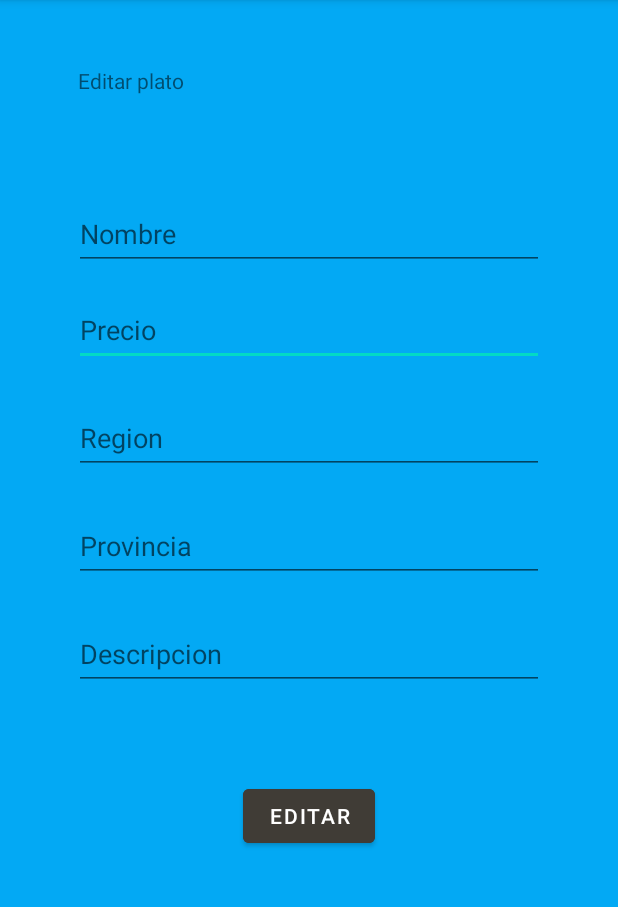
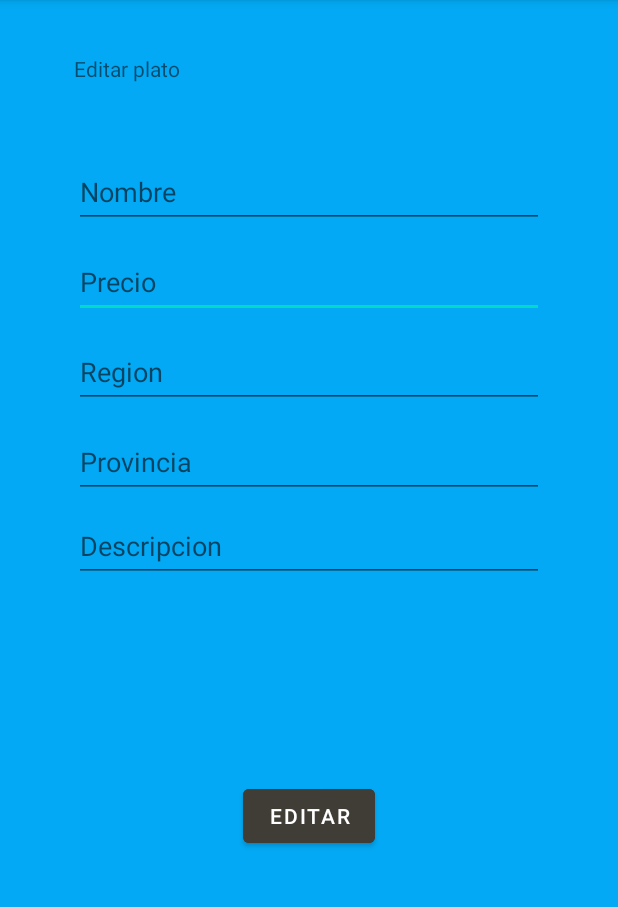
Before and after one commit to Aplicaciones-Moviles-2022-A-Comp/mc-guanoluisa-herrera-henry-david1, an Android app: the EditarPlato screen opened directly, with no data from a screen before it, on a phone screen of 412 x 824 dp, the part 84-991 px from its top. Run offline under Robolectric (Android 15) with nearby library versions, the phone set to English and light mode, and no system bars.

Commit message:
update app

```diff
--- a/ExamenPrimerBimestre/app/src/main/java/com/example/examenprimerbimestre/BIngrediente.kt
+++ b/ExamenPrimerBimestre/app/src/main/java/com/example/examenprimerbimestre/BIngrediente.kt
@@ -45,8 +45,8 @@ class BIngrediente(
     }
 
     override fun toString(): String {
-        return "$nombrePlato\nIngrediente1 = $ingrediente1\nIngrediente2 = $ingrediente2\nIngrediente3 = $ingrediente3\n" +
-                "Ingrediente4 = $ingrediente5\n Ingrediente5 = $ingrediente5"
+        return "$nombrePlato\n\nIngrediente 1 : $ingrediente1\nIngrediente 2 : $ingrediente2\nIngrediente 3 : $ingrediente3\n" +
+                "Ingrediente 4 : $ingrediente4\nIngrediente 5 : $ingrediente5"
     }
 
 }
--- a/ExamenPrimerBimestre/app/src/main/java/com/example/examenprimerbimestre/CrearIngrediente.kt
+++ b/ExamenPrimerBimestre/app/src/main/java/com/example/examenprimerbimestre/CrearIngrediente.kt
@@ -15,7 +15,7 @@ class CrearIngrediente : AppCompatActivity() {
         val ingrediente3 = findViewById<EditText>(R.id.txtIngrediente3)
         val ingrediente4 = findViewById<EditText>(R.id.txtIngrediente4)
         val ingrediente5 = findViewById<EditText>(R.id.txtIngrediente5)
-        val boton = findViewById<Button>(R.id.btnCrearNewPlato)
+        val boton = findViewById<Button>(R.id.btnCrearIngrdtes)
         val bundle = intent.extras
         var plato = bundle?.getString("idPlatoCrear")
         if(plato == null){
@@ -31,7 +31,7 @@ class CrearIngrediente : AppCompatActivity() {
             }
     }
     fun crearIngrediente(ingrediente1:String, ingrediente2:String,  ingrediente3:String, ingrediente4:String, ingrediente5:String, nombrePlato:String){
-        BBaseDatosMemoria.arregloBRaza.add(BIngrediente(ingrediente1, ingrediente2, ingrediente3, ingrediente4, ingrediente5, nombrePlato ))
+        BBaseDatosMemoria.arregloBIngrediente.add(BIngrediente(ingrediente1, ingrediente2, ingrediente3, ingrediente4, ingrediente5, nombrePlato ))
 
     }
 
--- a/ExamenPrimerBimestre/app/src/main/java/com/example/examenprimerbimestre/EditarPlato.kt
+++ b/ExamenPrimerBimestre/app/src/main/java/com/example/examenprimerbimestre/EditarPlato.kt
@@ -3,6 +3,7 @@ package com.example.examenprimerbimestre
 import android.content.Intent
 import androidx.appcompat.app.AppCompatActivity
 import android.os.Bundle
+import android.util.Log
 import android.widget.Button
 import android.widget.EditText
 import android.widget.TextView
@@ -12,17 +13,26 @@ class EditarPlato : AppCompatActivity() {
         super.onCreate(savedInstanceState)
         setContentView(R.layout.activity_editar_especie)
         val titulo = findViewById<TextView>(R.id.textNombrePlato)
-        val nombrePlato = findViewById<EditText>(R.id.txtIngrediente1)
+        val nombrePlato = findViewById<EditText>(R.id.txtEditNombrePlato)
         val precioPlato = findViewById<EditText>(R.id.txtEditPrecioPlato)
         val regionPlato = findViewById<EditText>(R.id.txtEditRegion)
         val provinciaPlato = findViewById<EditText>(R.id.txtEditProvincia)
-        val descripcionPlato = findViewById<EditText>(R.id.txtEditRegion)
-        val boton = findViewById<Button>(R.id.btnCrearNewPlato)
+        val descripcionPlato = findViewById<EditText>(R.id.txtEditDescripcion)
+        val boton = findViewById<Button>(R.id.btnCrearIngrdtes)
         val bundle = intent.extras
-        var indice = bundle?.getString("idEspecieEditar")
+        var indice = bundle?.getString("idPlatoEditar")
         if (indice == null)
             indice = ""
         titulo.setText("$indice")
+        Log.d("indice--plato", indice)
+        BBaseDatosMemoria.arregloBPlato.filter { it.nombre == indice }
+            .map {
+                nombrePlato.setText(it.nombre)
+                precioPlato.setText(it.precio.toString())
+                regionPlato.setText(it.region)
+                provinciaPlato.setText(it.provincia)
+                descripcionPlato.setText(it.descripcion)
+            }
         boton.setOnClickListener {
             editarEspecie(indice, nombrePlato, precioPlato, regionPlato, provinciaPlato, descripcionPlato)
             abrirActividad(Plato::class.java)
@@ -37,7 +47,7 @@ class EditarPlato : AppCompatActivity() {
         provinciaPlato: EditText,
         descripcionPlato: EditText
     ) {
-        BBaseDatosMemoria.arregloBEspecie.filter { it.nombre == nombre }
+        BBaseDatosMemoria.arregloBPlato.filter { it.nombre == nombre }
             .map {
                 it.nombre = nombrePlato.text.toString()
                 it.precio = precioPlato.text.toString().toDouble()
--- a/ExamenPrimerBimestre/app/src/main/res/layout/activity_crear_especie.xml
+++ b/ExamenPrimerBimestre/app/src/main/res/layout/activity_crear_especie.xml
@@ -38,10 +38,10 @@
         android:inputType="textEmailAddress"
         app:layout_constraintEnd_toEndOf="parent"
         app:layout_constraintStart_toStartOf="parent"
-        app:layout_constraintTop_toBottomOf="@+id/txtTituloIngrediente" />
+        app:layout_constraintTop_toBottomOf="@+id/txtTituloPlato" />
 
     <Button
-        android:id="@+id/btnCrearNewPlato"
+        android:id="@+id/btnCrearIngrdtes"
         android:layout_width="wrap_content"
         android:layout_height="wrap_content"
         android:backgroundTint="#FF403C36"
@@ -65,7 +65,7 @@
         app:layout_constraintTop_toBottomOf="@+id/txtNewRegion" />
 
     <TextView
-        android:id="@+id/txtTituloIngrediente"
+        android:id="@+id/txtTituloPlato"
         android:layout_width="wrap_content"
         android:layout_height="wrap_content"
         android:layout_marginTop="40dp"
--- a/ExamenPrimerBimestre/app/src/main/res/layout/activity_editar_especie.xml
+++ b/ExamenPrimerBimestre/app/src/main/res/layout/activity_editar_especie.xml
@@ -12,18 +12,18 @@
         android:id="@+id/txtEditPrecioPlato"
         android:layout_width="313dp"
         android:layout_height="48dp"
-        android:layout_marginTop="16dp"
+        android:layout_marginTop="12dp"
         android:hint="Precio"
         android:inputType="textEmailAddress"
         app:layout_constraintEnd_toEndOf="parent"
         app:layout_constraintStart_toStartOf="parent"
-        app:layout_constraintTop_toBottomOf="@+id/txtIngrediente1" />
+        app:layout_constraintTop_toBottomOf="@+id/txtEditNombrePlato" />
 
     <EditText
         android:id="@+id/txtEditProvincia"
         android:layout_width="313dp"
         android:layout_height="48dp"
-        android:layout_marginTop="24dp"
+        android:layout_marginTop="12dp"
         android:hint="Provincia"
         android:inputType="textEmailAddress"
         app:layout_constraintEnd_toEndOf="parent"
@@ -34,7 +34,7 @@
         android:id="@+id/txtEditRegion"
         android:layout_width="313dp"
         android:layout_height="48dp"
-        android:layout_marginTop="24dp"
+        android:layout_marginTop="12dp"
         android:hint="Region"
         android:inputType="textEmailAddress"
         app:layout_constraintEnd_toEndOf="parent"
@@ -42,10 +42,10 @@
         app:layout_constraintTop_toBottomOf="@+id/txtEditPrecioPlato" />
 
     <EditText
-        android:id="@+id/txtIngrediente1"
+        android:id="@+id/txtEditNombrePlato"
         android:layout_width="313dp"
         android:layout_height="48dp"
-        android:layout_marginTop="132dp"
+        android:layout_marginTop="104dp"
         android:hint="Nombre"
         android:inputType="textEmailAddress"
         app:layout_constraintEnd_toEndOf="parent"
@@ -53,7 +53,7 @@
         app:layout_constraintTop_toTopOf="parent" />
 
     <Button
-        android:id="@+id/btnCrearNewPlato"
+        android:id="@+id/btnCrearIngrdtes"
         android:layout_width="wrap_content"
         android:layout_height="wrap_content"
         android:layout_marginBottom="200dp"
@@ -64,41 +64,38 @@
         app:layout_constraintStart_toStartOf="parent" />
 
     <TextView
-        android:id="@+id/txtTituloIngrediente"
+        android:id="@+id/txtTituloPlato"
         android:layout_width="wrap_content"
         android:layout_height="wrap_content"
+        android:layout_marginTop="36dp"
         android:text="@string/title_edit_plato"
-        app:layout_constraintBottom_toTopOf="@+id/txtIngrediente1"
         app:layout_constraintEnd_toEndOf="parent"
-        app:layout_constraintHorizontal_bias="0.152"
+        app:layout_constraintHorizontal_bias="0.144"
         app:layout_constraintStart_toStartOf="parent"
-        app:layout_constraintTop_toTopOf="parent"
-        app:layout_constraintVertical_bias="0.389" />
+        app:layout_constraintTop_toTopOf="parent" />
 
     <TextView
         android:id="@+id/textNombrePlato"
         android:layout_width="wrap_content"
         android:layout_height="wrap_content"
+        android:layout_marginTop="52dp"
         android:text="@string/title_nombre_plato"
         android:textColor="@color/white"
         android:textSize="20sp"
-        app:layout_constraintBottom_toTopOf="@+id/txtIngrediente1"
         app:layout_constraintEnd_toEndOf="parent"
-        app:layout_constraintHorizontal_bias="0.819"
+        app:layout_constraintHorizontal_bias="0.865"
         app:layout_constraintStart_toStartOf="parent"
-        app:layout_constraintTop_toTopOf="parent"
-        app:layout_constraintVertical_bias="0.695" />
+        app:layout_constraintTop_toTopOf="parent" />
 
     <EditText
         android:id="@+id/txtEditDescripcion"
         android:layout_width="313dp"
         android:layout_height="48dp"
-        android:layout_marginTop="24dp"
+        android:layout_marginTop="8dp"
         android:ems="10"
         android:hint="Descripcion"
         android:inputType="textPersonName"
         app:layout_constraintEnd_toEndOf="parent"
-        app:layout_constraintHorizontal_bias="0.497"
         app:layout_constraintStart_toStartOf="parent"
         app:layout_constraintTop_toBottomOf="@+id/txtEditProvincia" />
 
--- a/ExamenPrimerBimestre/app/src/main/res/layout/activity_editar_raza.xml
+++ b/ExamenPrimerBimestre/app/src/main/res/layout/activity_editar_raza.xml
@@ -4,7 +4,7 @@
     xmlns:tools="http://schemas.android.com/tools"
     android:layout_width="match_parent"
     android:layout_height="match_parent"
-    android:background="#FF9800"
+    android:background="#03A9F4"
     tools:context=".EditarIngrediente">
 
     <EditText
@@ -67,7 +67,7 @@
         app:layout_constraintStart_toStartOf="parent" />
 
     <TextView
-        android:id="@+id/txtTituloIngrediente"
+        android:id="@+id/txtTituloPlato"
         android:layout_width="wrap_content"
         android:layout_height="wrap_content"
         android:text="Actualizar"
--- a/ExamenPrimerBimestre/app/src/main/res/layout/activity_especie.xml
+++ b/ExamenPrimerBimestre/app/src/main/res/layout/activity_especie.xml
@@ -8,7 +8,7 @@
     tools:context=".Plato">
 
     <Button
-        android:id="@+id/btnCrearRaza"
+        android:id="@+id/btnCrearIngrediente"
         android:layout_width="wrap_content"
         android:layout_height="wrap_content"
         android:layout_marginTop="40dp"
@@ -26,7 +26,7 @@
         app:layout_constraintEnd_toEndOf="parent"
         app:layout_constraintHorizontal_bias="0.6"
         app:layout_constraintStart_toStartOf="parent"
-        app:layout_constraintTop_toBottomOf="@+id/btnCrearRaza" />
+        app:layout_constraintTop_toBottomOf="@+id/btnCrearIngrediente" />
 
     <TextView
         android:id="@+id/textView_ingrediente"
--- a/ExamenPrimerBimestre/app/src/main/res/menu/menu.xml
+++ b/ExamenPrimerBimestre/app/src/main/res/menu/menu.xml
@@ -7,6 +7,6 @@
         android:id="@+id/mi_eliminar"
         android:title="Eliminar" />
     <item
-        android:id="@+id/mi_ver_raza"
-        android:title="Ver Raza" />
+        android:id="@+id/mi_ver_plato"
+        android:title="Ver" />
 </menu>
```
Also changed, not shown: ExamenPrimerBimestre/app/src/main/java/com/example/examenprimerbimestre/BBaseDatosMemoria.kt (+5 -5 lines), ExamenPrimerBimestre/app/src/main/java/com/example/examenprimerbimestre/CrearPlato.kt (+1 -13 lines), ExamenPrimerBimestre/app/src/main/java/com/example/examenprimerbimestre/EditarIngrediente.kt (+13 -4 lines), ExamenPrimerBimestre/app/src/main/java/com/example/examenprimerbimestre/Ingrediente.kt (+6 -6 lines), ExamenPrimerBimestre/app/src/main/java/com/example/examenprimerbimestre/Plato.kt (+13 -12 lines), ExamenPrimerBimestre/app/src/main/res/layout/activity_crear_raza.xml (+4 -4 lines), ExamenPrimerBimestre/app/src/main/res/layout/activity_raza.xml (+4 -4 lines).
